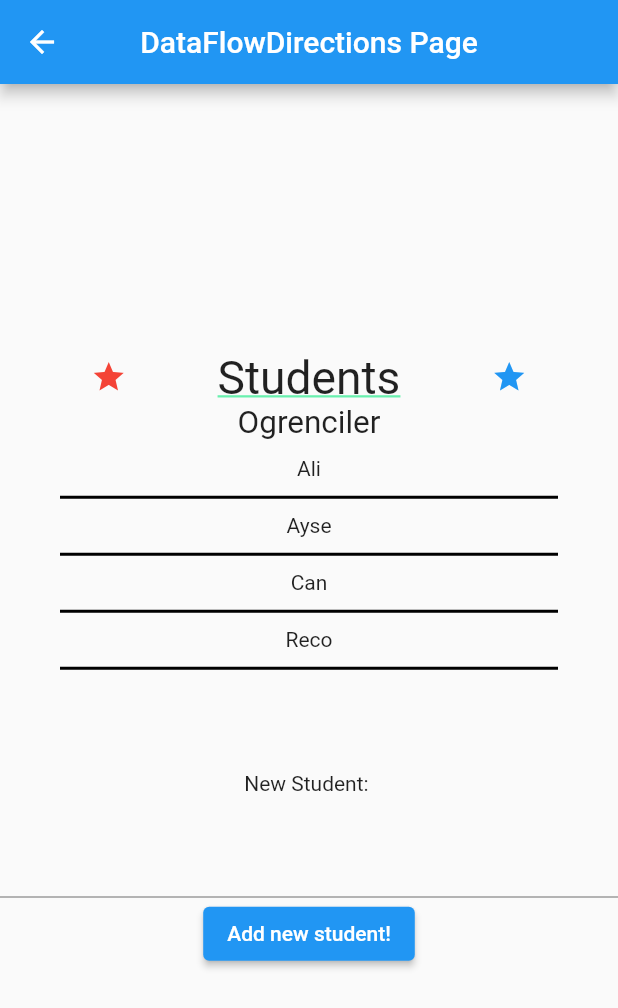
After one commit to umutakpinar/flutter_demo, a Flutter app: the screen it shows after launch, after a tap on "DataFlow Direction", on a phone screen of 412 x 824 dp. The commit adds this screen. Shown: the top 1008 px of the screen. Run offline on Flutter 3.47's test engine with Material 2 defaults, Android fonts, the phone set to English and light mode, and no system bars.

Commit message:
DataFlowDirection Page added.

```diff
--- /dev/null
+++ b/lib/View/DataFlowDirectionView.dart
@@ -0,0 +1,152 @@
+import 'package:flutter/material.dart';
+
+import 'package:flutter/material.dart';
+
+class DataFlowDirectionsPage extends StatefulWidget {
+  const DataFlowDirectionsPage({Key? key}) : super(key: key);
+
+  @override
+  State<DataFlowDirectionsPage> createState() => _DataFlowDirectionsPageState();
+}
+
+class _DataFlowDirectionsPageState extends State<DataFlowDirectionsPage> {
+  //In here create my states
+  var ogrenciler = ["Ali", "Ayse", "Can"];
+  final controller = TextEditingController();
+  late var text = "";
+
+  void addStudent(){
+    if (text != "") {
+      setState(() {
+        ogrenciler.add(text);
+        controller.text = "";
+        text = "";
+      });
+    }
+  }
+
+  //If something needs to do when we started, it will be making in initState function
+  @override
+  void initState() {
+    super.initState();
+    ogrenciler.add("Reco");
+  }
+
+  @override
+  void dispose() {
+    super.dispose();
+    controller.dispose();
+  }
+
+  @override
+  Widget build(BuildContext context) {
+    return Scaffold(
+        appBar: AppBar(
+          title: const Text("DataFlowDirections Page"),
+          centerTitle: true,
+        ),
+        body: LayoutBuilder(
+            builder: (BuildContext context, BoxConstraints layoutConstraints) {
+          return SingleChildScrollView(
+            child: ConstrainedBox(
+              constraints: BoxConstraints(
+                minHeight: layoutConstraints.maxHeight
+              ),
+              child: Column(
+                mainAxisSize: MainAxisSize.max,
+                mainAxisAlignment: MainAxisAlignment.center,
+                crossAxisAlignment: CrossAxisAlignment.center,
+                children: [
+                  Row(
+                    mainAxisAlignment: MainAxisAlignment.spaceEvenly,
+                    crossAxisAlignment: CrossAxisAlignment.center,
+                    children: const [
+                      Icon(
+                        Icons.star,
+                        color: Colors.red,
+                      ),
+                      Text(
+                        "Students",
+                        textScaleFactor: 2.2,
+                        style: TextStyle(
+                          decoration: TextDecoration.underline,
+                          decorationColor: Colors.greenAccent,
+                        ),
+                      ),
+                      Icon(
+                        Icons.star,
+                        color: Colors.blue,
+                      )
+                    ],
+                  ),
+                  const Text(
+                    "Ogrenciler",
+                    textScaleFactor: 1.5,
+                  ),
+                  ConstrainedBox(
+                    constraints: const BoxConstraints(maxHeight: 200),
+                    child: ListView(
+                      children: [
+                        for (var i in ogrenciler)
+                          Column(
+                            mainAxisSize: MainAxisSize.min,
+                            children: [
+                              Padding(
+                                  padding:
+                                      const EdgeInsets.symmetric(vertical: 10),
+                                  child: Text(i.toString())),
+                              const Divider(
+                                color: Colors.black,
+                                height: 2,
+                                thickness: 2,
+                                indent: 40,
+                                endIndent: 40,
+                              )
+                            ],
+                          )
+                      ],
+                    ),
+                  ),
+                  Padding(
+                    padding: const EdgeInsets.all(20),
+                    child: Text("New Student: $text"),
+                  ),
+                  TextField(
+                    controller: controller,
+                    onChanged: (value) {
+                      setState(() {
+                        if (value != "") {
+                          text = value;
+                        }
+                      });
+                    },
+                  ),
+                  AddStudentButton(yeniOgrenciEkle: addStudent,)
+                ],
+              ),
+            ),
+          );
+        }));
+  }
+}
+
+class AddStudentButton extends StatefulWidget {
+  final void Function() yeniOgrenciEkle;
+
+  const AddStudentButton({Key? key, required this.yeniOgrenciEkle}) : super(key: key);
+
+  @override
+  State<AddStudentButton> createState() => _AddStudentButtonState();
+}
+
+class _AddStudentButtonState extends State<AddStudentButton> {
+  @override
+  Widget build(BuildContext context) {
+    return Center(
+      child: ElevatedButton(
+          onPressed: widget.yeniOgrenciEkle,
+          child: const Text("Add new student!"),
+      ),
+    );
+  }
+}
--- a/lib/View/HomePageView.dart
+++ b/lib/View/HomePageView.dart
@@ -1,6 +1,7 @@
 import 'package:flutter/foundation.dart';
 import "package:flutter/material.dart";
 import 'package:flutter_demo/View/ConstraintsView.dart';
+import 'package:flutter_demo/View/DataFlowDirectionView.dart';
 import 'package:flutter_demo/View/FormItemsPageView.dart';
 
 import 'FormPageView.dart';
@@ -55,6 +56,7 @@ class _HomePageState extends State<HomePage> {
                     child: const Text("Form Page")
                 ),
 
+                //Constraints Page
                 ElevatedButton(
                     onPressed: (){
                       Navigator.of(context).push(MaterialPageRoute(builder: (context) => const ConstraintsPage()));
@@ -75,6 +77,12 @@ class _HomePageState extends State<HomePage> {
                     )
                 ),
 
+                //DataFlowDirectionPage
+                ElevatedButton(
+                    onPressed: (){
+                      Navigator.of(context).push(MaterialPageRoute(builder: (context) => const DataFlowDirectionsPage()));
+                    },
+                    child: Text("DataFlow Direction"))
               ],
             ),
           ),
```
